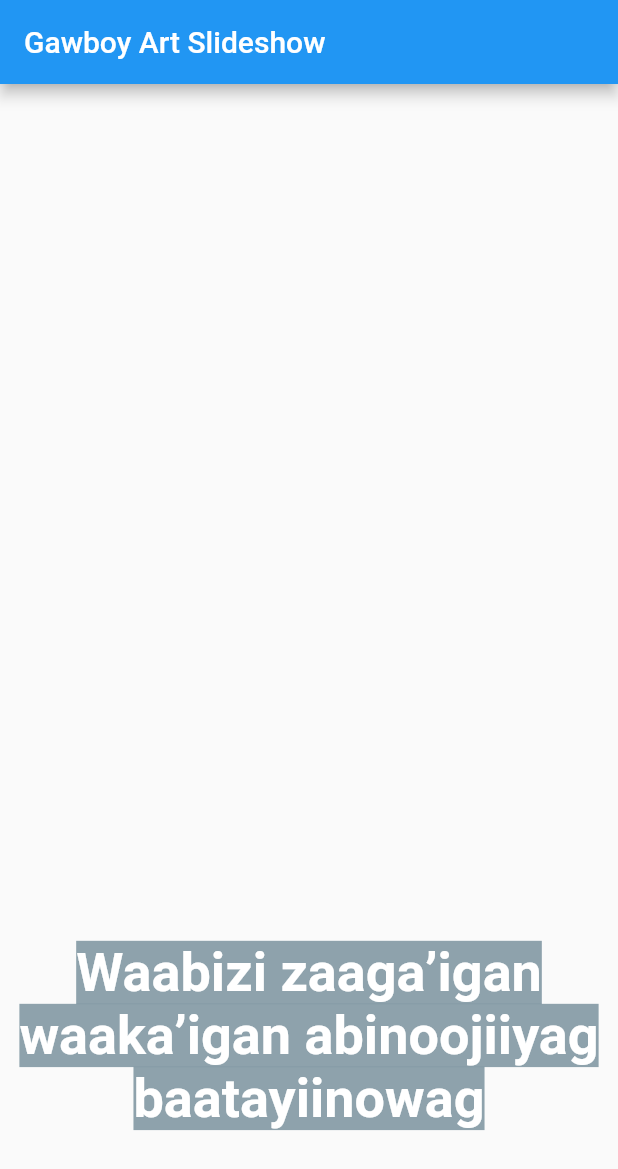
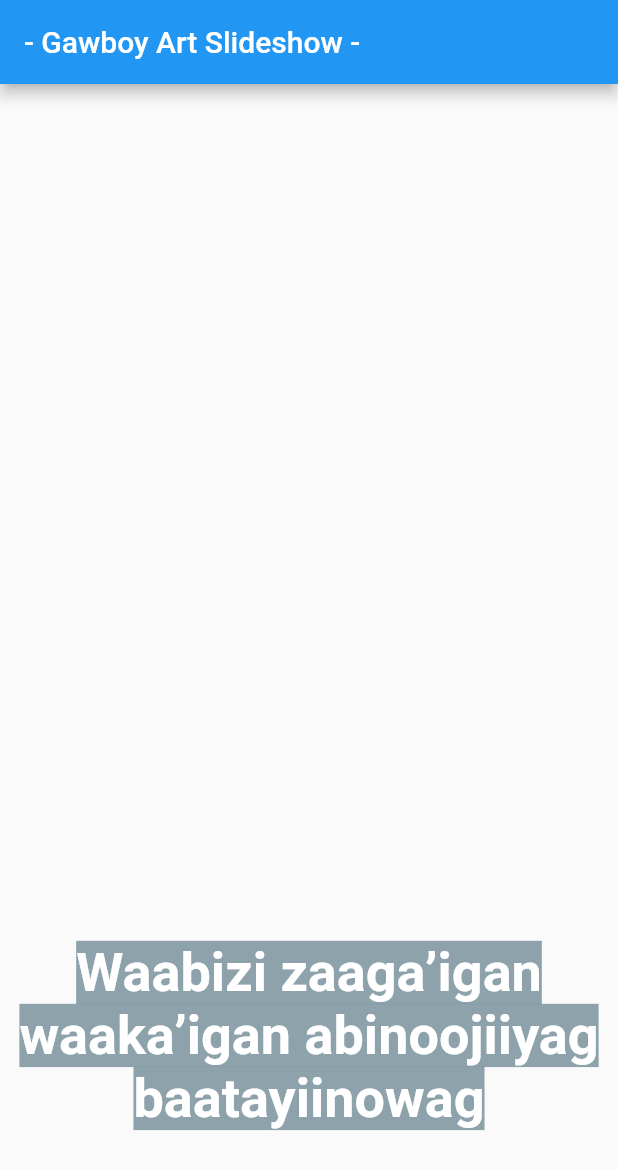
Before and after one commit to tgibbons-css/gawboy_flutter_project, a Flutter app: the screen it shows after launch, on a phone screen of 412 x 824 dp. Shown: the top 1169 px of the screen. Run offline on Flutter 3.47's test engine with Material 2 defaults, Android fonts, the phone set to English and light mode, and no system bars; our stand-ins replace just_audio; missing offline and left inert: kenburns.

```diff
--- a/lib/main.dart
+++ b/lib/main.dart
@@ -63,7 +63,7 @@ class _MyAppState extends State<MyApp> {
         ),
         home: Scaffold(
           appBar: AppBar(
-            title: Text('Gawboy Art Slideshow'),
+            title: Text('- Gawboy Art Slideshow -'),
           ),
           body: FutureBuilder<List<DataItem>>(
             future: futureItems,
```
